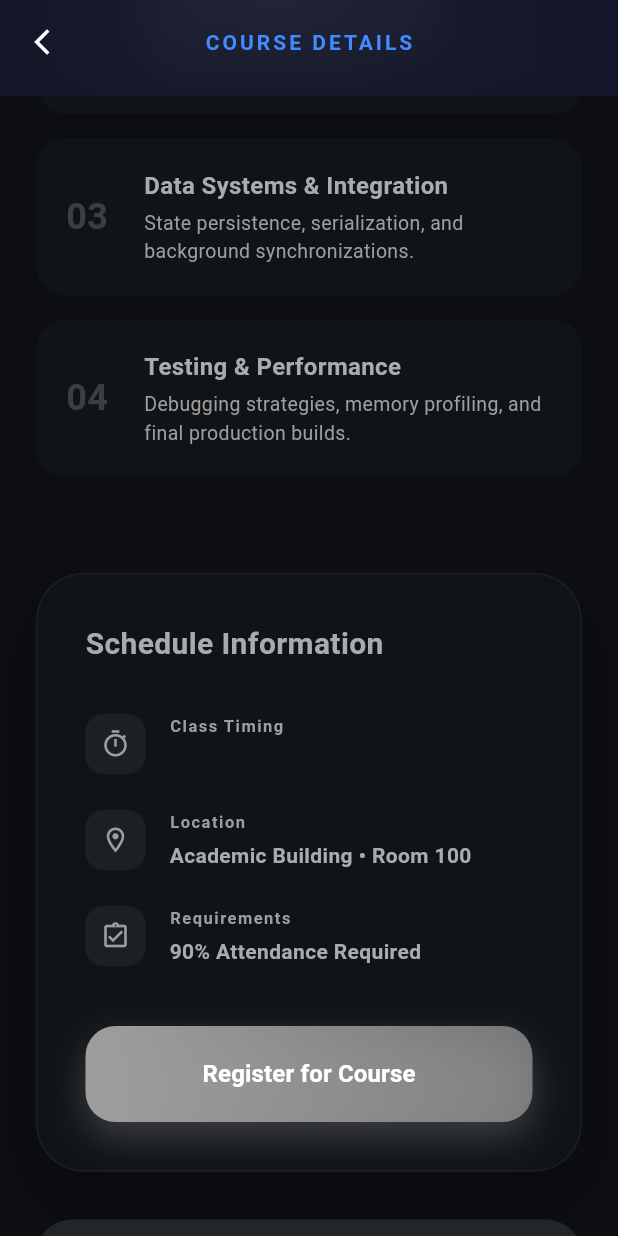
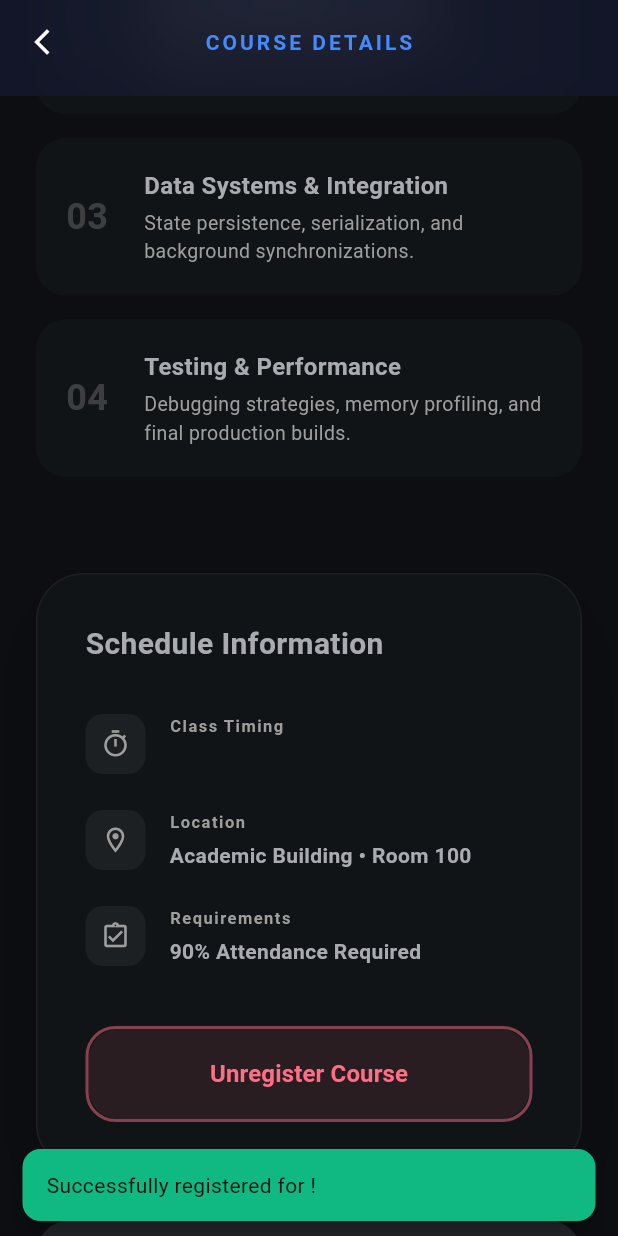
Before and after one commit to AreebElahi/stratos_academy, a Flutter app: the CourseDetailScreen screen opened directly with empty values, scrolled down 1152 dp, after a tap on "Register for Course", on a phone screen of 412 x 824 dp. Run offline on Flutter 3.47's test engine with Material 3 defaults, Android fonts, the light colour scheme and no system bars; our stand-ins replace shared_preferences; accounts and stored records are empty; network calls fail; Roboto replaces fonts that are missing (Manrope, Space Grotesk).

Commit message:
Implement student course registration flow, local persistence, active course filtering on dashboard, and enroll tags

```diff
--- a/lib/controllers/course_controller.dart
+++ b/lib/controllers/course_controller.dart
@@ -1,4 +1,5 @@
 import 'package:flutter/material.dart';
+import 'package:shared_preferences/shared_preferences.dart';
 import 'dart:math';
 import '../models/course_model.dart';
 import '../services/course_service.dart';
@@ -8,6 +9,9 @@ class CourseController extends ChangeNotifier {
 
   List<CourseModel> _courses = [];
   List<CourseModel> get courses => _courses;
+
+  List<int> _registeredCourseIds = [];
+  List<int> get registeredCourseIds => _registeredCourseIds;
 
   bool _isLoading = false;
   bool get isLoading => _isLoading;
@@ -20,6 +24,47 @@ class CourseController extends ChangeNotifier {
 
   String? _actionErrorMessage;
   String? get actionErrorMessage => _actionErrorMessage;
+
+  CourseController() {
+    _loadRegisteredCourses();
+  }
+
+  Future<void> _loadRegisteredCourses() async {
+    try {
+      final prefs = await SharedPreferences.getInstance();
+      final List<String>? ids = prefs.getStringList('registered_courses');
+      if (ids != null) {
+        _registeredCourseIds = ids.map((id) => int.parse(id)).toList();
+        notifyListeners();
+      }
+    } catch (_) {}
+  }
+
+  Future<void> registerForCourse(int courseId) async {
+    if (!_registeredCourseIds.contains(courseId)) {
+      _registeredCourseIds.add(courseId);
+      notifyListeners();
+      try {
+        final prefs = await SharedPreferences.getInstance();
+        await prefs.setStringList('registered_courses', _registeredCourseIds.map((id) => id.toString()).toList());
+      } catch (_) {}
+    }
+  }
+
+  Future<void> unregisterFromCourse(int courseId) async {
+    if (_registeredCourseIds.contains(courseId)) {
+      _registeredCourseIds.remove(courseId);
+      notifyListeners();
+      try {
+        final prefs = await SharedPreferences.getInstance();
+        await prefs.setStringList('registered_courses', _registeredCourseIds.map((id) => id.toString()).toList());
+      } catch (_) {}
+    }
+  }
+
+  bool isRegistered(int courseId) {
+    return _registeredCourseIds.contains(courseId);
+  }
 
   Future<void> fetchCourses({bool force = false}) async {
     // Avoid double fetching if we already have data, unless forced
@@ -109,6 +154,16 @@ class CourseController extends ChangeNotifier {
       await _service.deleteCourse(apiId);
 
       _courses.removeWhere((c) => c.id == id);
+
+      // Auto-unregister if deleted
+      if (_registeredCourseIds.contains(id)) {
+        _registeredCourseIds.remove(id);
+        try {
+          final prefs = await SharedPreferences.getInstance();
+          await prefs.setStringList('registered_courses', _registeredCourseIds.map((id) => id.toString()).toList());
+        } catch (_) {}
+      }
+
       _isActionLoading = false;
       notifyListeners();
       return true;
--- a/lib/views/course_detail_screen.dart
+++ b/lib/views/course_detail_screen.dart
@@ -1,7 +1,9 @@
 import 'dart:ui';
 import 'package:flutter/material.dart';
+import 'package:provider/provider.dart';
 import 'theme/app_theme.dart';
 import '../models/course_model.dart';
+import '../controllers/course_controller.dart';
 
 class CourseDetailScreen extends StatelessWidget {
   final CourseModel course;
@@ -96,6 +98,8 @@ class CourseDetailScreen extends StatelessWidget {
                         child: Column(
                           crossAxisAlignment: CrossAxisAlignment.start,
                           children: [
+                            Row(
+                              children: [
                                 Container(
                                   padding: const EdgeInsets.symmetric(horizontal: 12, vertical: 6),
                                   decoration: BoxDecoration(
@@ -104,6 +108,20 @@ class CourseDetailScreen extends StatelessWidget {
                                     border: Border.all(color: course.primaryColor.withOpacity(0.3)),
                                   ),
                                   child: Text(category, style: TextStyle(color: course.primaryColor, fontSize: 11, fontWeight: FontWeight.bold, letterSpacing: 1.2)),
+                                ),
+                                if (context.watch<CourseController>().isRegistered(course.id)) ...[
+                                  const SizedBox(width: 12),
+                                  Container(
+                                    padding: const EdgeInsets.symmetric(horizontal: 12, vertical: 6),
+                                    decoration: BoxDecoration(
+                                      color: const Color(0xFF10B981).withOpacity(0.15),
+                                      borderRadius: BorderRadius.circular(8),
+                                      border: Border.all(color: const Color(0xFF10B981).withOpacity(0.3)),
+                                    ),
+                                    child: const Text("ENROLLED", style: TextStyle(color: Color(0xFF10B981), fontSize: 11, fontWeight: FontWeight.bold, letterSpacing: 1.2)),
+                                  ),
+                                ],
+                              ],
                             ),
                             const SizedBox(height: 20),
                             Text(
@@ -180,7 +198,7 @@ class CourseDetailScreen extends StatelessWidget {
                               flex: 1,
                               child: Column(
                                 children: [
-                                  _buildSidePanel(),
+                                  _buildSidePanel(context),
                                   const SizedBox(height: 32),
                                   _buildProfessorCard(),
                                 ],
@@ -191,7 +209,7 @@ class CourseDetailScreen extends StatelessWidget {
                       ),
                       if (isMobile) ...[
                         const SizedBox(height: 48),
-                        _buildSidePanel(),
+                        _buildSidePanel(context),
                         const SizedBox(height: 32),
                         _buildProfessorCard(),
                       ],
@@ -301,7 +319,10 @@ class CourseDetailScreen extends StatelessWidget {
     );
   }
 
-  Widget _buildSidePanel() {
+  Widget _buildSidePanel(BuildContext context) {
+    final courseController = context.watch<CourseController>();
+    final isEnrolled = courseController.isRegistered(course.id);
+
     return Container(
       padding: const EdgeInsets.all(32),
       decoration: BoxDecoration(
@@ -328,19 +349,54 @@ class CourseDetailScreen extends StatelessWidget {
             height: 64,
             decoration: BoxDecoration(
               borderRadius: BorderRadius.circular(20),
-              gradient: LinearGradient(colors: [course.primaryColor, course.primaryColor.withOpacity(0.7)]),
-              boxShadow: [
+              gradient: isEnrolled
+                  ? null
+                  : LinearGradient(colors: [course.primaryColor, course.primaryColor.withOpacity(0.7)]),
+              color: isEnrolled ? Colors.transparent : null,
+              border: isEnrolled ? Border.all(color: AppTheme.errorColor.withOpacity(0.5), width: 2) : null,
+              boxShadow: isEnrolled
+                  ? null
+                  : [
                       BoxShadow(color: course.primaryColor.withOpacity(0.3), blurRadius: 20, offset: const Offset(0, 10))
-              ]
+                    ],
             ),
             child: ElevatedButton(
               style: ElevatedButton.styleFrom(
-                backgroundColor: Colors.transparent,
+                backgroundColor: isEnrolled ? AppTheme.errorColor.withOpacity(0.1) : Colors.transparent,
                 shadowColor: Colors.transparent,
                 shape: RoundedRectangleBorder(borderRadius: BorderRadius.circular(20)),
               ),
-              onPressed: () {},
-              child: const Text("Register for Course", style: TextStyle(color: Colors.white, fontWeight: FontWeight.bold, fontSize: 16)),
+              onPressed: () {
+                if (isEnrolled) {
+                  courseController.unregisterFromCourse(course.id);
+                  ScaffoldMessenger.of(context).showSnackBar(
+                    SnackBar(
+                      content: Text('Unregistered from ${course.title}'),
+                      backgroundColor: AppTheme.errorColor,
+                      behavior: SnackBarBehavior.floating,
+                      shape: RoundedRectangleBorder(borderRadius: BorderRadius.circular(12)),
+                    ),
+                  );
+                } else {
+                  courseController.registerForCourse(course.id);
+                  ScaffoldMessenger.of(context).showSnackBar(
+                    SnackBar(
+                      content: Text('Successfully registered for ${course.title}!'),
+                      backgroundColor: const Color(0xFF10B981),
+                      behavior: SnackBarBehavior.floating,
+                      shape: RoundedRectangleBorder(borderRadius: BorderRadius.circular(12)),
+                    ),
+                  );
+                }
+              },
+              child: Text(
+                isEnrolled ? "Unregister Course" : "Register for Course",
+                style: TextStyle(
+                  color: isEnrolled ? AppTheme.errorColor : Colors.white,
+                  fontWeight: FontWeight.bold,
+                  fontSize: 16,
+                ),
+              ),
             ),
           )
         ],
```
Also changed, not shown: lib/views/dashboard_screen.dart (+46 -8 lines). Lines whose indentation alone changed are shown as unchanged.
